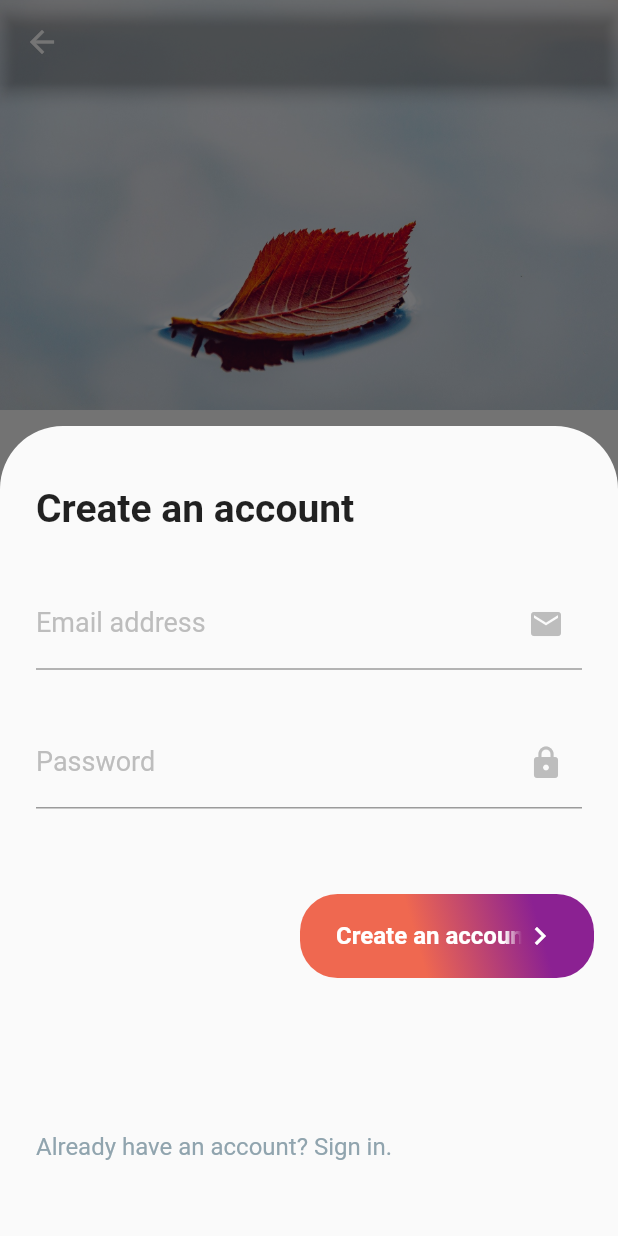
After one commit to mazab99/flutter_challenges, a Flutter app: the OnboardingScreen screen opened directly, after a tap on "Start", on a phone screen of 412 x 824 dp. The commit adds this screen. Run offline on Flutter 3.47's test engine with Material 2 defaults, Android fonts, the phone set to English and light mode, and no system bars.

Commit message:
add auth screen with animation

```diff
--- /dev/null
+++ b/lib/2_auth _with_animation/components/landed_content.dart
@@ -0,0 +1,32 @@
+import 'package:flutter/material.dart';
+
+class LandingContent extends StatelessWidget {
+  const LandingContent({Key? key}) : super(key: key);
+
+  @override
+  Widget build(BuildContext context) {
+    return Padding(
+      padding: const EdgeInsets.all(24.0),
+      child: Column(
+        mainAxisSize: MainAxisSize.min,
+        crossAxisAlignment: CrossAxisAlignment.start,
+        children: [
+          const Text(
+            "Welcome to our system",
+            style: TextStyle(
+              fontWeight: FontWeight.bold,
+              fontSize: 42,
+            ),
+          ),
+          const SizedBox(
+            height: 16,
+          ),
+          Text(
+            "login in now ",
+            style: TextStyle(fontSize: 24, color: Colors.blueGrey.shade300),
+          )
+        ],
+      ),
+    );
+  }
+}
--- /dev/null
+++ b/lib/2_auth _with_animation/components/onboard_content.dart
@@ -0,0 +1,119 @@
+import 'package:flutter/material.dart';
+import 'package:flutter_challenges/2_auth%20_with_animation/components/sing_up_form.dart';
+
+import 'landed_content.dart';
+
+class OnboardContent extends StatefulWidget {
+  const OnboardContent({super.key});
+
+  @override
+  State<OnboardContent> createState() => _OnboardContentState();
+}
+
+class _OnboardContentState extends State<OnboardContent> {
+  late PageController _pageController;
+  // double _progress;
+  @override
+  void initState() {
+    _pageController = PageController()
+      ..addListener(() {
+        setState(() {});
+      });
+    super.initState();
+  }
+
+  @override
+  Widget build(BuildContext context) {
+    final double progress =
+        _pageController.hasClients ? (_pageController.page ?? 0) : 0;
+
+    return SizedBox(
+      height: 400 + progress * 140,
+      child: Stack(
+        fit: StackFit.expand,
+        children: [
+          Column(
+            children: [
+              const SizedBox(height: 16),
+              Expanded(
+                child: PageView(
+                  controller: _pageController,
+                  children: const [
+                    LandingContent(),
+                    SignUpForm(),
+                  ],
+                ),
+              ),
+            ],
+          ),
+          Positioned(
+            height: 56,
+            bottom: 32 + progress * 140,
+            right: 16,
+            child: GestureDetector(
+              onTap: () {
+                if (_pageController.page == 0) {
+                  _pageController.animateToPage(1,
+                      duration: const Duration(milliseconds: 400),
+                      curve: Curves.ease);
+                }
+              },
+              child: Container(
+                padding: const EdgeInsets.symmetric(horizontal: 24),
+                decoration: const BoxDecoration(
+                  borderRadius: BorderRadius.all(Radius.circular(25)),
+                  gradient: LinearGradient(
+                    begin: Alignment.bottomLeft,
+                    end: Alignment.topRight,
+                    stops: [0.4, 0.8],
+                    colors: [
+                      Color.fromARGB(255, 239, 104, 80),
+                      Color.fromARGB(255, 139, 33, 146)
+                    ],
+                  ),
+                ),
+                child: DefaultTextStyle(
+                  style: const TextStyle(
+                    fontSize: 16,
+                    fontWeight: FontWeight.w600,
+                  ),
+                  child: Row(
+                    mainAxisAlignment: MainAxisAlignment.center,
+                    children: [
+                      SizedBox(
+                        width: 92 + progress * 32,
+                        child: Stack(
+                          fit: StackFit.passthrough,
+                          children: [
+                            Opacity(
+                              opacity: 1 - progress,
+                              child: const Text("Start"),
+                            ),
+                            Opacity(
+                              opacity: progress,
+                              child: const Text(
+                                "Create an account",
+                                maxLines: 1,
+                                overflow: TextOverflow.fade,
+                                softWrap: false,
+                              ),
+                            ),
+                          ],
+                        ),
+                      ),
+                      const Icon(
+                        Icons.chevron_right,
+                        size: 24,
+                        color: Colors.white,
+                      )
+                    ],
+                  ),
+                ),
+              ),
+            ),
+          )
+        ],
+      ),
+    );
+  }
+}
--- /dev/null
+++ b/lib/2_auth _with_animation/components/sing_up_form.dart
@@ -0,0 +1,89 @@
+import 'package:flutter/material.dart';
+
+class SignUpForm extends StatelessWidget {
+  const SignUpForm({Key? key}) : super(key: key);
+
+  @override
+  Widget build(BuildContext context) {
+    return Padding(
+      padding: const EdgeInsets.all(24.0),
+      child: SingleChildScrollView(
+        child: Column(
+          crossAxisAlignment: CrossAxisAlignment.start,
+          children: [
+            const Text(
+              "Create an account",
+              style: TextStyle(
+                fontWeight: FontWeight.bold,
+                fontSize: 26,
+              ),
+            ),
+            const SizedBox(
+              height: 32,
+            ),
+            const _TextField(label: 'Email address', icon: Icons.email),
+            const SizedBox(height: 16),
+            const _TextField(
+              label: 'Password',
+              icon: Icons.lock,
+              hidden: true,
+            ),
+            const SizedBox(height: 200),
+            Text(
+              "Already have an account? Sign in.",
+              style: TextStyle(fontSize: 16, color: Colors.blueGrey.shade300),
+            )
+          ],
+        ),
+      ),
+    );
+  }
+}
+
+class _TextField extends StatelessWidget {
+  final String label;
+  final IconData icon;
+  final bool hidden;
+
+  const _TextField({
+    Key? key,
+    required this.label,
+    required this.icon,
+    this.hidden = false,
+  }) : super(key: key);
+
+  @override
+  Widget build(BuildContext context) {
+    return Padding(
+      padding: const EdgeInsets.only(bottom: 16.0),
+      child: Row(
+        children: [
+          Flexible(
+            child: TextField(
+              cursorColor: Colors.pink.shade400,
+              obscureText: hidden,
+              autocorrect: !hidden,
+              enableSuggestions: !hidden,
+              decoration: InputDecoration(
+                labelText: label,
+                labelStyle: TextStyle(
+                  color: Colors.grey.shade400,
+                  fontSize: 18,
+                ),
+                suffixIcon: Icon(
+                  icon,
+                  color: Colors.grey.shade400,
+                ),
+                focusedBorder: UnderlineInputBorder(
+                  borderSide: BorderSide(
+                    color: Colors.pink.shade400,
+                  ),
+                ),
+              ),
+            ),
+          ),
+        ],
+      ),
+    );
+  }
+}
--- /dev/null
+++ b/lib/2_auth _with_animation/onboarding_screen.dart
@@ -0,0 +1,47 @@
+import 'package:flutter/material.dart';
+import 'package:flutter/services.dart';
+
+import 'components/onboard_content.dart';
+
+class OnboardingScreen extends StatefulWidget {
+  const OnboardingScreen({super.key});
+
+  @override
+  State<OnboardingScreen> createState() => _OnboardingScreenState();
+}
+
+class _OnboardingScreenState extends State<OnboardingScreen> {
+  @override
+  void initState() {
+    super.initState();
+    Future.delayed(Duration.zero, () {
+      showModalBottomSheet(
+        context: context,
+        isScrollControlled: true,
+        shape: const RoundedRectangleBorder(
+          borderRadius: BorderRadius.only(
+            topLeft: Radius.circular(42),
+            topRight: Radius.circular(42),
+          ),
+        ),
+        builder: (_) => const OnboardContent(),
+      );
+    });
+  }
+
+  @override
+  Widget build(BuildContext context) {
+    return Scaffold(
+      extendBodyBehindAppBar: true,
+      appBar: AppBar(
+        backgroundColor: Colors.transparent,
+        systemOverlayStyle: SystemUiOverlayStyle.light,
+      ),
+      body: Image.asset(
+        "assets/back_ground.png",
+        width: double.infinity,
+        fit: BoxFit.cover,
+      ),
+    );
+  }
+}
--- a/lib/main.dart
+++ b/lib/main.dart
@@ -1,6 +1,7 @@
 import 'package:flutter/material.dart';
 
-import '1 - Nothing/ui.dart';
+import '1-Nothing/ui.dart';
+
 
 void main() {
   runApp(const MyApp());
--- a/pubspec.yaml
+++ b/pubspec.yaml
@@ -59,8 +59,8 @@ flutter:
   uses-material-design: true
 
   # To add assets to your application, add an assets section, like this:
-  # assets:
-  #   - images/a_dot_burr.jpeg
+  assets:
+    - assets/
   #   - images/a_dot_ham.jpeg
 
   # An image asset can refer to one or more resolution-specific "variants", see
```
Also changed, not shown: assets/back_ground.png (added), lib/1-Nothing/nothing.dart (renamed from lib/1 - Nothing/nothing.dart), lib/1-Nothing/ui.dart (renamed from lib/1 - Nothing/ui.dart).
